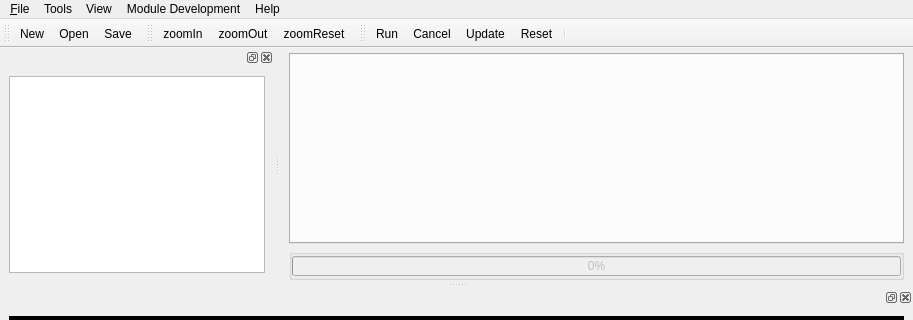
First picture: the form in DynaMind-Gui/src/libdynamind-gui/dmmainwindow.ui, repository iut-ibk/DynaMind-ToolBox, before the edit; both pictures show x 0 to 913 and y 0 to 320 of the 913 by 539 pixel window.
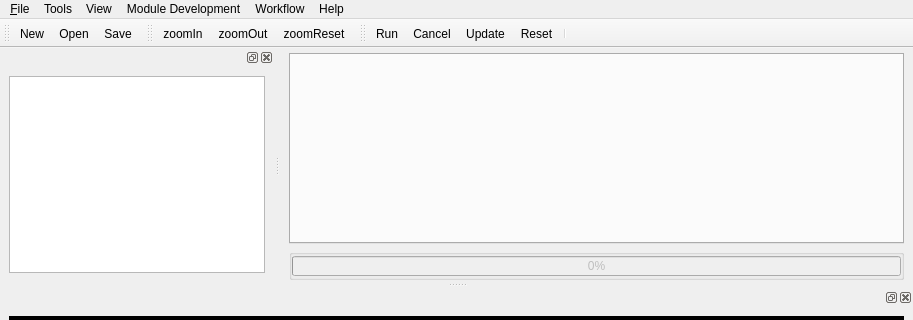
Second picture: the form after the edit. Icons and pictures are not drawn.

Patch:
```diff
--- a/DynaMind-Gui/src/libdynamind-gui/dmmainwindow.ui
+++ b/DynaMind-Gui/src/libdynamind-gui/dmmainwindow.ui
@@ -194,10 +194,17 @@
     <addaction name="actionShow_Help"/>
     <addaction name="actionAbout"/>
    </widget>
+   <widget class="QMenu" name="menuWorkflow">
+    <property name="title">
+     <string>Workflow</string>
+    </property>
+    <addaction name="actionAnalysis"/>
+   </widget>
    <addaction name="menuSimulation"/>
    <addaction name="menuTools"/>
    <addaction name="menuView"/>
    <addaction name="menuModuleDevelopment"/>
+   <addaction name="menuWorkflow"/>
    <addaction name="menuHelp"/>
   </widget>
   <widget class="QStatusBar" name="statusbar"/>
```
Left out of the diff: 5 changed lines with no effect on the pictures.
